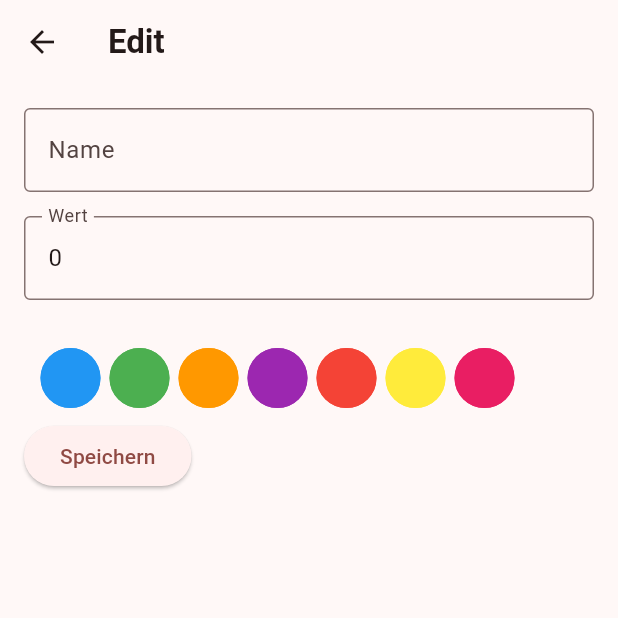
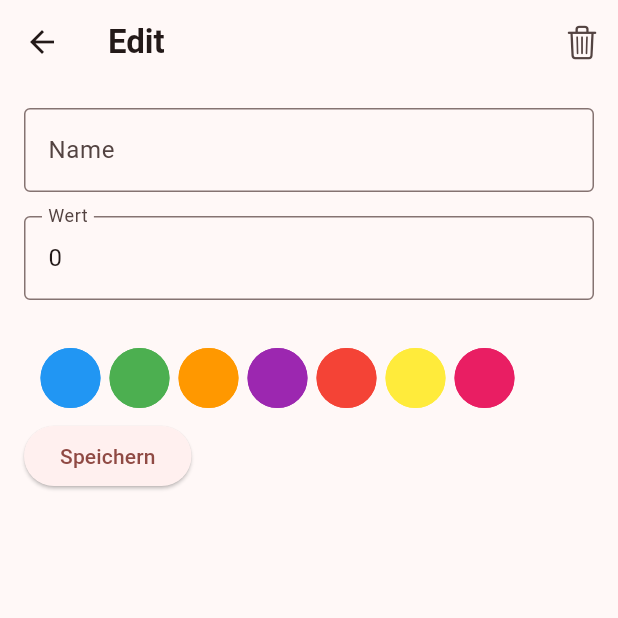
Before and after one commit to EavenCS/hand_counter, a Flutter app: the EditCounter screen opened directly with empty values, on a phone screen of 412 x 824 dp, the top half of it. Run offline on Flutter 3.47's test engine with Material 3 defaults, Android fonts, the phone set to English and light mode, and no system bars.

Commit message:
feat: Delete button added.

```diff
--- a/lib/pages/edit_counter.dart
+++ b/lib/pages/edit_counter.dart
@@ -1,4 +1,5 @@
 import 'package:flutter/material.dart';
+import 'package:flutter/cupertino.dart';
 
 class EditCounter extends StatefulWidget {
   final String initialName;
@@ -17,6 +18,7 @@ class EditCounter extends StatefulWidget {
 class _EditCounterState extends State<EditCounter> {
   late final TextEditingController _nameController;
   late final TextEditingController _valueController;
+  Color? _selectedColor;
 
   @override
   void initState() {
@@ -42,6 +44,19 @@ class _EditCounterState extends State<EditCounter> {
           "Edit",
           style: TextStyle(fontWeight: FontWeight.bold),
         ),
+        actions: [
+          IconButton(
+            onPressed: () {
+              ScaffoldMessenger.of(context).showSnackBar(
+                const SnackBar(
+                  content: Text('Löschen gedrückt'),
+                  duration: Duration(seconds: 2),
+                ),
+              );
+            },
+            icon: const Icon(CupertinoIcons.trash),
+          ),
+        ],
       ),
       body: Padding(
         padding: const EdgeInsets.all(16.0),
@@ -79,13 +94,41 @@ class _EditCounterState extends State<EditCounter> {
 
                       return Row(
                         children: [
-                          _buildColumnButton(effectiveWidth, Colors.blue),
-                          _buildColumnButton(effectiveWidth, Colors.green),
-                          _buildColumnButton(effectiveWidth, Colors.orange),
-                          _buildColumnButton(effectiveWidth, Colors.purple),
-                          _buildColumnButton(effectiveWidth, Colors.red),
-                          _buildColumnButton(effectiveWidth, Colors.yellow),
-                          _buildColumnButton(effectiveWidth, Colors.pink),
+                          _buildColumnButton(
+                            effectiveWidth,
+                            Colors.blue,
+                            _selectedColor == Colors.blue,
+                          ),
+                          _buildColumnButton(
+                            effectiveWidth,
+                            Colors.green,
+                            _selectedColor == Colors.green,
+                          ),
+                          _buildColumnButton(
+                            effectiveWidth,
+                            Colors.orange,
+                            _selectedColor == Colors.orange,
+                          ),
+                          _buildColumnButton(
+                            effectiveWidth,
+                            Colors.purple,
+                            _selectedColor == Colors.purple,
+                          ),
+                          _buildColumnButton(
+                            effectiveWidth,
+                            Colors.red,
+                            _selectedColor == Colors.red,
+                          ),
+                          _buildColumnButton(
+                            effectiveWidth,
+                            Colors.yellow,
+                            _selectedColor == Colors.yellow,
+                          ),
+                          _buildColumnButton(
+                            effectiveWidth,
+                            Colors.pink,
+                            _selectedColor == Colors.pink,
+                          ),
                         ],
                       );
                     },
@@ -106,22 +149,26 @@ class _EditCounterState extends State<EditCounter> {
     );
   }
 
-  Widget _buildColumnButton(double width, Color color) {
+  Widget _buildColumnButton(double width, Color color, bool isSelected) {
     return Container(
       width: width,
       height: width,
       margin: const EdgeInsets.symmetric(horizontal: 3),
       child: OutlinedButton(
         onPressed: () {
-          // Button action
+          setState(() {
+            _selectedColor = color;
+          });
         },
         style: OutlinedButton.styleFrom(
           backgroundColor: color,
           padding: EdgeInsets.zero,
-          side: BorderSide(color: color, width: 1),
+          side: BorderSide(color: isSelected ? Colors.white : color),
           shape: const CircleBorder(),
         ),
-        child: const SizedBox(),
+        child: isSelected
+            ? const Icon(CupertinoIcons.check_mark, color: Colors.white, size: 20)
+            : const SizedBox(),
       ),
     );
   }
```
